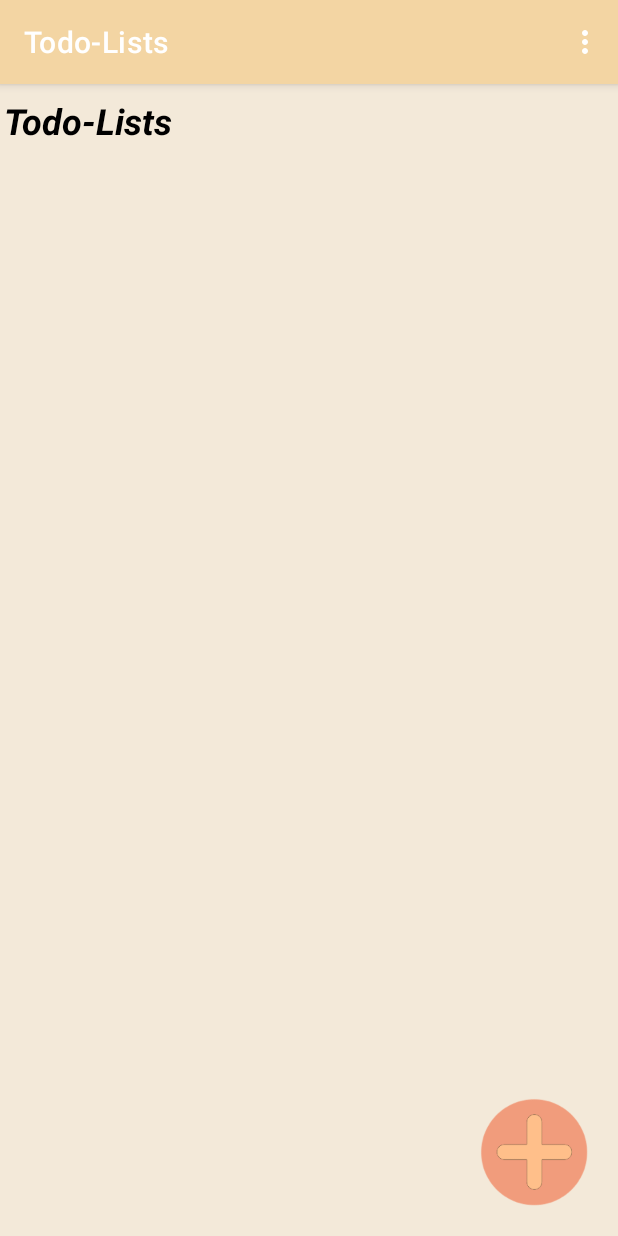
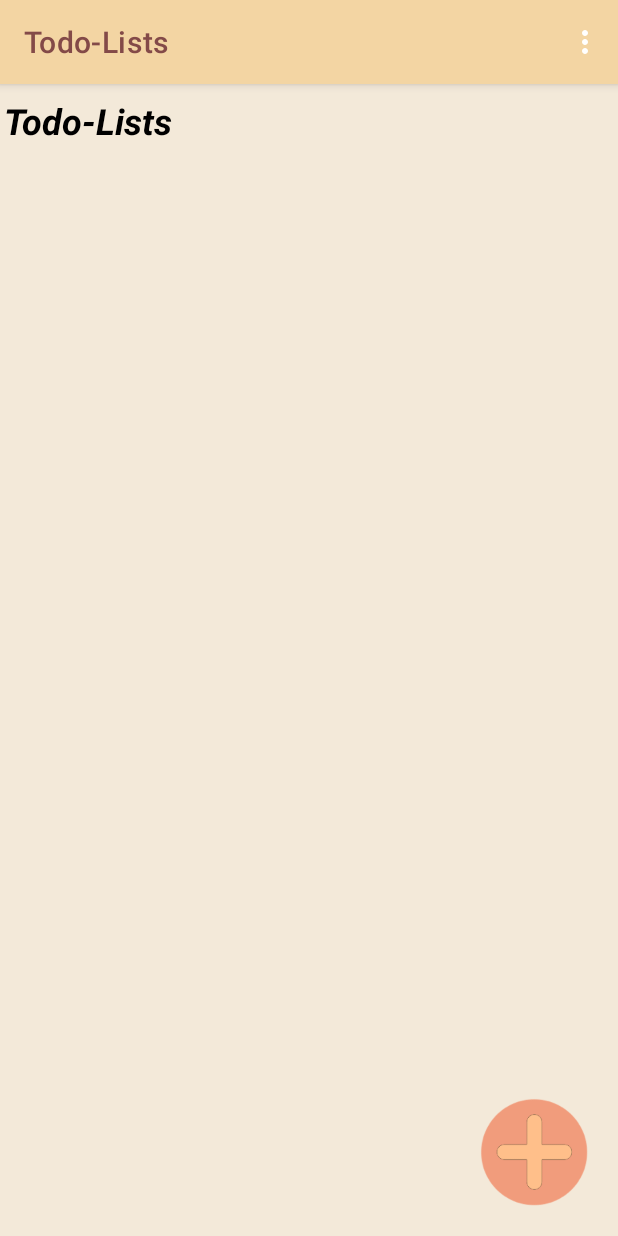
Before and after one commit to TorchTheo/Note, an Android app: the screen it shows after launch (MainActivity), on a phone screen of 412 x 824 dp. Run offline under Robolectric (Android 15) with nearby library versions, the phone set to English and light mode, and no system bars; our stand-ins replace navigation-ui; 1 statement that could not run was skipped.

Commit message:
Fix BUG in font color

```diff
--- a/app/src/main/res/layout/activity_main.xml
+++ b/app/src/main/res/layout/activity_main.xml
@@ -22,7 +22,8 @@
             android:layout_width="match_parent"
             android:layout_height="wrap_content"
             android:background="@color/color1"
-            app:popupTheme="@style/Theme.NoteToSelf.PopupOverlay" />
+            app:popupTheme="@style/Theme.NoteToSelf.PopupOverlay"
+            app:titleTextColor="@color/color6" />
 
     </com.google.android.material.appbar.AppBarLayout>
 
```
